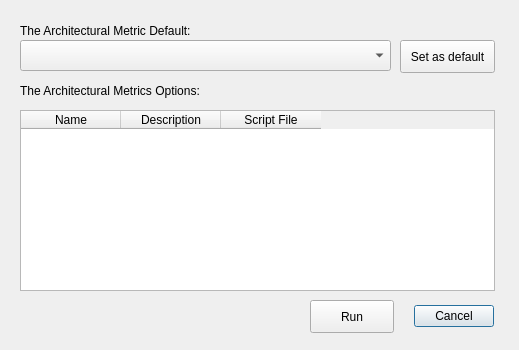
Before: the Qt Designer form duse-mt/src/plugins/jsarchitecturalmetrics/jsarchitecturalmetricsconfig.ui in IcaroJerry/duse-mt-architecturalmetrics, drawn with Qt 5.
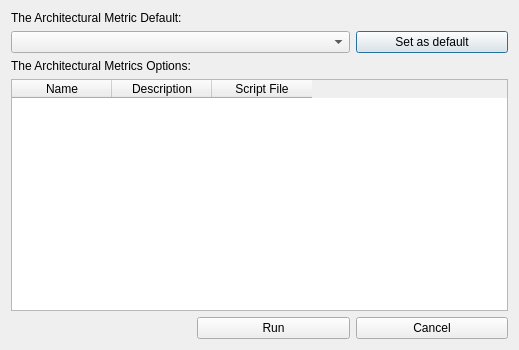
After: the same form once the commit is applied.

Commit message: Ajustando layout da tela de configuração do plugin

Diff of the .ui file:
```diff
--- a/duse-mt/src/plugins/jsarchitecturalmetrics/jsarchitecturalmetricsconfig.ui
+++ b/duse-mt/src/plugins/jsarchitecturalmetrics/jsarchitecturalmetricsconfig.ui
@@ -13,37 +13,66 @@
   <property name="windowTitle">
    <string>Dialog</string>
   </property>
-  <widget class="QDialogButtonBox" name="buttonBox">
-   <property name="geometry">
-    <rect>
-     <x>410</x>
-     <y>300</y>
-     <width>84</width>
-     <height>33</height>
-    </rect>
-   </property>
-   <property name="orientation">
-    <enum>Qt::Horizontal</enum>
-   </property>
-   <property name="standardButtons">
-    <set>QDialogButtonBox::Cancel</set>
-   </property>
-   <property name="centerButtons">
-    <bool>false</bool>
-   </property>
-  </widget>
+  <layout class="QGridLayout" name="gridLayout">
+   <item row="0" column="0">
+    <widget class="QLabel" name="label_1">
+     <property name="text">
+      <string>The Architectural Metric Default:</string>
+     </property>
+    </widget>
+   </item>
+   <item row="1" column="0" colspan="2">
+    <widget class="QComboBox" name="metricDefaultComboBox"/>
+   </item>
+   <item row="1" column="2">
+    <widget class="QPushButton" name="setDefaultPushButton">
+     <property name="text">
+      <string>Set as default</string>
+     </property>
+    </widget>
+   </item>
+   <item row="2" column="0">
+    <widget class="QLabel" name="label_2">
+     <property name="text">
+      <string>The Architectural Metrics Options:</string>
+     </property>
+    </widget>
+   </item>
+   <item row="3" column="0" colspan="3">
   <widget class="QTableWidget" name="scriptsMetricsTable">
-   <property name="geometry">
-    <rect>
-     <x>20</x>
-     <y>110</y>
-     <width>475</width>
-     <height>181</height>
-    </rect>
+     <property name="sizeAdjustPolicy">
+      <enum>QAbstractScrollArea::AdjustIgnored</enum>
+     </property>
+     <property name="alternatingRowColors">
+      <bool>false</bool>
+     </property>
+     <property name="selectionMode">
+      <enum>QAbstractItemView::SingleSelection</enum>
    </property>
    <property name="selectionBehavior">
     <enum>QAbstractItemView::SelectRows</enum>
    </property>
+     <property name="gridStyle">
+      <enum>Qt::SolidLine</enum>
+     </property>
+     <property name="sortingEnabled">
+      <bool>true</bool>
+     </property>
+     <property name="cornerButtonEnabled">
+      <bool>true</bool>
+     </property>
+     <property name="rowCount">
+      <number>0</number>
+     </property>
+     <attribute name="horizontalHeaderVisible">
+      <bool>true</bool>
+     </attribute>
+     <attribute name="horizontalHeaderCascadingSectionResizes">
+      <bool>false</bool>
+     </attribute>
+     <attribute name="verticalHeaderVisible">
+      <bool>true</bool>
+     </attribute>
    <column>
     <property name="text">
      <string>Name</string>
@@ -60,68 +89,34 @@
     </property>
    </column>
   </widget>
+   </item>
+   <item row="4" column="1">
   <widget class="QPushButton" name="runPushButton">
-   <property name="geometry">
-    <rect>
-     <x>310</x>
-     <y>300</y>
-     <width>84</width>
-     <height>33</height>
-    </rect>
-   </property>
    <property name="text">
     <string>Run</string>
    </property>
   </widget>
-  <widget class="QComboBox" name="metricDefaultComboBox">
-   <property name="geometry">
-    <rect>
-     <x>20</x>
-     <y>40</y>
-     <width>371</width>
-     <height>31</height>
-    </rect>
-   </property>
-  </widget>
-  <widget class="QLabel" name="label_1">
-   <property name="geometry">
-    <rect>
-     <x>20</x>
-     <y>20</y>
-     <width>221</width>
-     <height>21</height>
-    </rect>
-   </property>
-   <property name="text">
-    <string>The Architectural Metric Default:</string>
-   </property>
-  </widget>
-  <widget class="QLabel" name="label_2">
-   <property name="geometry">
-    <rect>
-     <x>20</x>
-     <y>80</y>
-     <width>221</width>
-     <height>21</height>
-    </rect>
-   </property>
-   <property name="text">
-    <string>The Architectural Metrics Options:</string>
-   </property>
-  </widget>
-  <widget class="QPushButton" name="setDefaultPushButton">
-   <property name="geometry">
-    <rect>
-     <x>400</x>
-     <y>40</y>
-     <width>95</width>
-     <height>33</height>
-    </rect>
-   </property>
-   <property name="text">
-    <string>Set as default</string>
-   </property>
-  </widget>
+   </item>
+   <item row="4" column="2">
+    <widget class="QDialogButtonBox" name="buttonBox">
+     <property name="sizePolicy">
+      <sizepolicy hsizetype="Minimum" vsizetype="Fixed">
+       <horstretch>0</horstretch>
+       <verstretch>0</verstretch>
+      </sizepolicy>
+     </property>
+     <property name="orientation">
+      <enum>Qt::Vertical</enum>
+     </property>
+     <property name="standardButtons">
+      <set>QDialogButtonBox::Cancel</set>
+     </property>
+     <property name="centerButtons">
+      <bool>false</bool>
+     </property>
+    </widget>
+   </item>
+  </layout>
   <zorder>buttonBox</zorder>
   <zorder>scriptsMetricsTable</zorder>
   <zorder>runPushButton</zorder>
```
Lines whose indentation alone changed are shown as unchanged.
